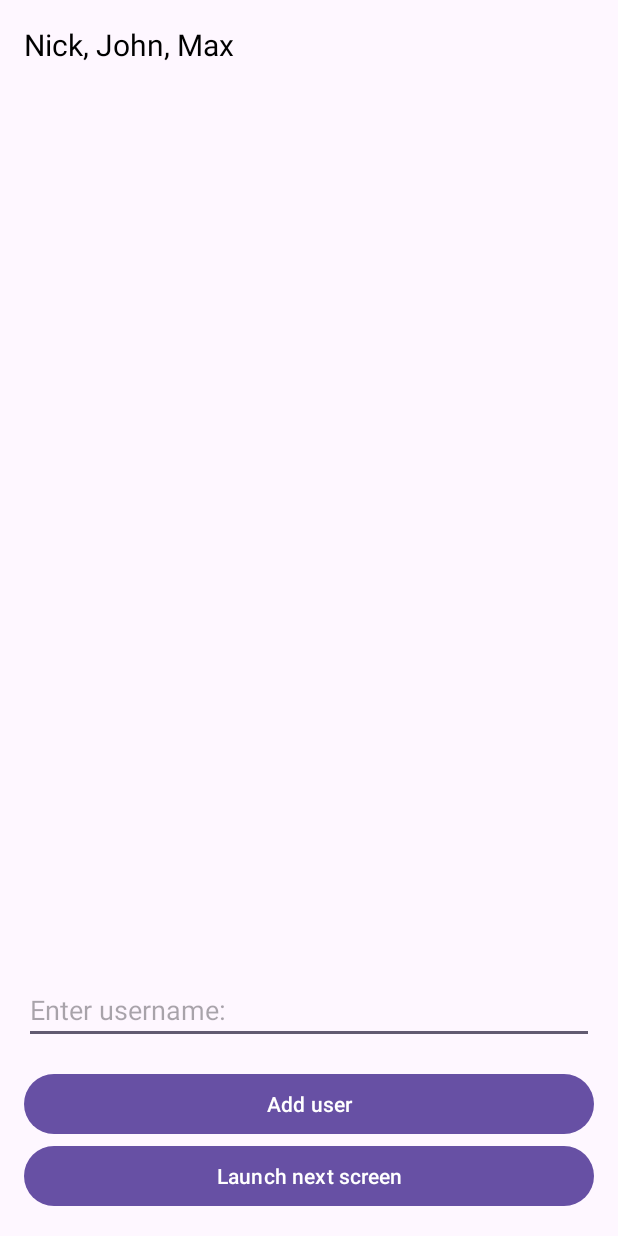
After one commit to paveln0366/coroutine-flow-android, an Android app: the UsersActivity screen opened directly, with no data from a screen before it, on a phone screen of 412 x 824 dp. The commit adds this screen. Run offline under Robolectric (Android 15) with nearby library versions, the phone set to English and light mode, and no system bars.

Commit message:
Add lesson 109

```diff
--- a/app/build.gradle.kts
+++ b/app/build.gradle.kts
@@ -35,6 +35,9 @@ android {
     kotlinOptions {
         jvmTarget = "11"
     }
+    buildFeatures {
+        viewBinding = true
+    }
 }
 
 dependencies {
@@ -46,4 +49,5 @@ dependencies {
     testImplementation(libs.junit)
     androidTestImplementation(libs.androidx.junit)
     androidTestImplementation(libs.androidx.espresso.core)
+    implementation(libs.androidx.lifecycle.viewmodel.ktx)
 }
--- /dev/null
+++ b/app/src/main/java/com/example/coroutineflow/lessons/lesson2/UsersActivity.kt
@@ -0,0 +1,51 @@
+package com.example.coroutineflow.lessons.lesson2
+
+import android.content.Context
+import android.content.Intent
+import android.os.Bundle
+import androidx.appcompat.app.AppCompatActivity
+import androidx.lifecycle.ViewModelProvider
+import com.example.coroutineflow.databinding.ActivityUsersBinding
+
+class UsersActivity : AppCompatActivity() {
+
+    private val binding by lazy {
+        ActivityUsersBinding.inflate(layoutInflater)
+    }
+
+    private val viewModel by lazy {
+        ViewModelProvider(this)[UsersViewModel::class.java]
+    }
+
+    override fun onCreate(savedInstanceState: Bundle?) {
+        super.onCreate(savedInstanceState)
+        setContentView(binding.root)
+        setupListeners()
+        observeViewModel()
+    }
+
+    private fun setupListeners() {
+        binding.buttonAddUser.setOnClickListener {
+            binding.editTextUsername.text.toString()
+                .trim()
+                .takeIf { it.isNotBlank() }
+                ?.let {
+                    viewModel.addUser(it)
+                }
+        }
+        binding.buttonNextScreen.setOnClickListener {
+            startActivity(Users2Activity.newIntent(this))
+        }
+    }
+
+    private fun observeViewModel() {
+        viewModel.users.observe(this) {
+            binding.textViewUsers.text = it.joinToString()
+        }
+    }
+
+    companion object {
+
+        fun newIntent(context: Context) = Intent(context, UsersActivity::class.java)
+    }
+}
--- /dev/null
+++ b/app/src/main/java/com/example/coroutineflow/lessons/lesson2/UsersRepository.kt
@@ -0,0 +1,22 @@
+package com.example.coroutineflow.lessons.lesson2
+
+import kotlinx.coroutines.delay
+import kotlinx.coroutines.flow.Flow
+import kotlinx.coroutines.flow.flow
+
+object UsersRepository {
+
+    private val users = mutableListOf("Nick", "John", "Max")
+
+    suspend fun addUser(user: String) {
+        delay(10)
+        users.add(user)
+    }
+
+    suspend fun loadUsers(): Flow<List<String>> = flow {
+        while (true) {
+            emit(users.toList())
+            delay(500)
+        }
+    }
+}
--- /dev/null
+++ b/app/src/main/java/com/example/coroutineflow/lessons/lesson2/UsersViewModel.kt
@@ -0,0 +1,34 @@
+package com.example.coroutineflow.lessons.lesson2
+
+import androidx.lifecycle.LiveData
+import androidx.lifecycle.MutableLiveData
+import androidx.lifecycle.ViewModel
+import androidx.lifecycle.viewModelScope
+import kotlinx.coroutines.launch
+
+class UsersViewModel : ViewModel() {
+
+    private val repository = UsersRepository
+
+    private val _users = MutableLiveData<List<String>>()
+    val users: LiveData<List<String>> = _users
+
+    init {
+        loadUsers()
+    }
+
+    fun addUser(user: String) {
+        viewModelScope.launch {
+            repository.addUser(user)
+        }
+    }
+
+    private fun loadUsers() {
+        viewModelScope.launch {
+            repository.loadUsers()
+                .collect {
+                    _users.value = it
+                }
+        }
+    }
+}
--- /dev/null
+++ b/app/src/main/res/layout/activity_users.xml
@@ -0,0 +1,40 @@
+<?xml version="1.0" encoding="utf-8"?>
+<androidx.constraintlayout.widget.ConstraintLayout xmlns:android="http://schemas.android.com/apk/res/android"
+    xmlns:app="http://schemas.android.com/apk/res-auto"
+    xmlns:tools="http://schemas.android.com/tools"
+    android:layout_width="match_parent"
+    android:layout_height="match_parent"
+    android:padding="16dp"
+    tools:context=".lessons.lesson2.UsersActivity">
+
+    <TextView
+        android:id="@+id/text_view_users"
+        android:layout_width="match_parent"
+        android:layout_height="wrap_content"
+        android:textColor="@color/black"
+        android:textSize="20sp"
+        app:layout_constraintTop_toTopOf="parent" />
+
+    <EditText
+        android:id="@+id/edit_text_username"
+        android:layout_width="match_parent"
+        android:layout_height="wrap_content"
+        android:layout_marginBottom="16dp"
+        android:hint="@string/enter_username"
+        android:inputType="textCapWords"
+        app:layout_constraintBottom_toTopOf="@id/button_add_user" />
+
+    <Button
+        android:id="@+id/button_add_user"
+        android:layout_width="match_parent"
+        android:layout_height="wrap_content"
+        android:text="@string/add_user"
+        app:layout_constraintBottom_toTopOf="@id/button_next_screen" />
+
+    <Button
+        android:id="@+id/button_next_screen"
+        android:layout_width="match_parent"
+        android:layout_height="wrap_content"
+        android:text="@string/launch_next_screen"
+        app:layout_constraintBottom_toBottomOf="parent" />
+</androidx.constraintlayout.widget.ConstraintLayout>
--- a/app/src/main/res/values/strings.xml
+++ b/app/src/main/res/values/strings.xml
@@ -1,3 +1,7 @@
 <resources>
     <string name="app_name">Coroutine Flow</string>
+    <string name="add_user">Add user</string>
+    <string name="enter_username">Enter username:</string>
+    <string name="users_activity">Users Activity</string>
+    <string name="launch_next_screen">Launch next screen</string>
 </resources>
--- a/gradle/libs.versions.toml
+++ b/gradle/libs.versions.toml
@@ -6,12 +6,14 @@ junit = "4.13.2"
 junitVersion = "1.1.5"
 espressoCore = "3.5.1"
 appcompat = "1.7.1"
+lifecycleViewmodelKtx = "2.10.0"
 material = "1.13.0"
 activity = "1.8.0"
 constraintlayout = "2.2.1"
 
 [libraries]
 androidx-core-ktx = { group = "androidx.core", name = "core-ktx", version.ref = "coreKtx" }
+androidx-lifecycle-viewmodel-ktx = { module = "androidx.lifecycle:lifecycle-viewmodel-ktx", version.ref = "lifecycleViewmodelKtx" }
 junit = { group = "junit", name = "junit", version.ref = "junit" }
 androidx-junit = { group = "androidx.test.ext", name = "junit", version.ref = "junitVersion" }
 androidx-espresso-core = { group = "androidx.test.espresso", name = "espresso-core", version.ref = "espressoCore" }
```
Also changed, not shown: app/src/main/AndroidManifest.xml (+17 -2 lines), app/src/main/java/com/example/coroutineflow/MainActivity.kt (+11 -1 lines), app/src/main/java/com/example/coroutineflow/lessons/lesson1/Lesson1.kt (added, +26 -0 lines), app/src/main/java/com/example/coroutineflow/lessons/lesson2/Lesson2.kt (added, +41 -0 lines), app/src/main/java/com/example/coroutineflow/lessons/lesson2/Users2Activity.kt (added, +40 -0 lines), app/src/main/res/layout/activity_main.xml (+8 -11 lines), app/src/main/res/layout/activity_users_2.xml (added, +33 -0 lines).
